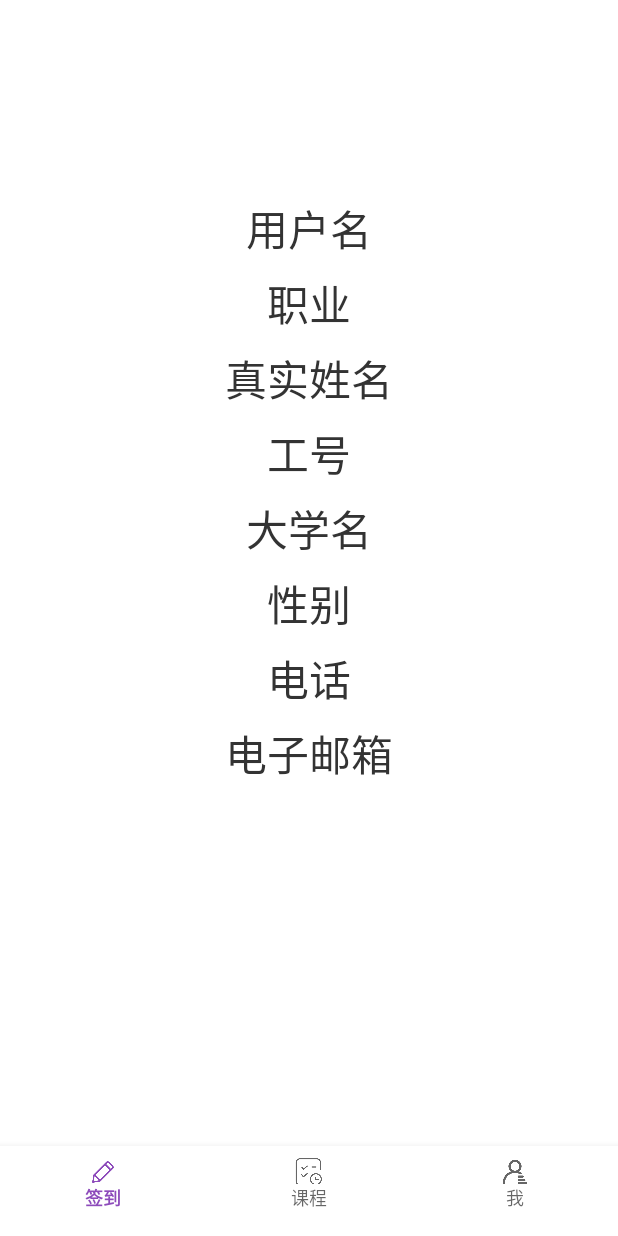
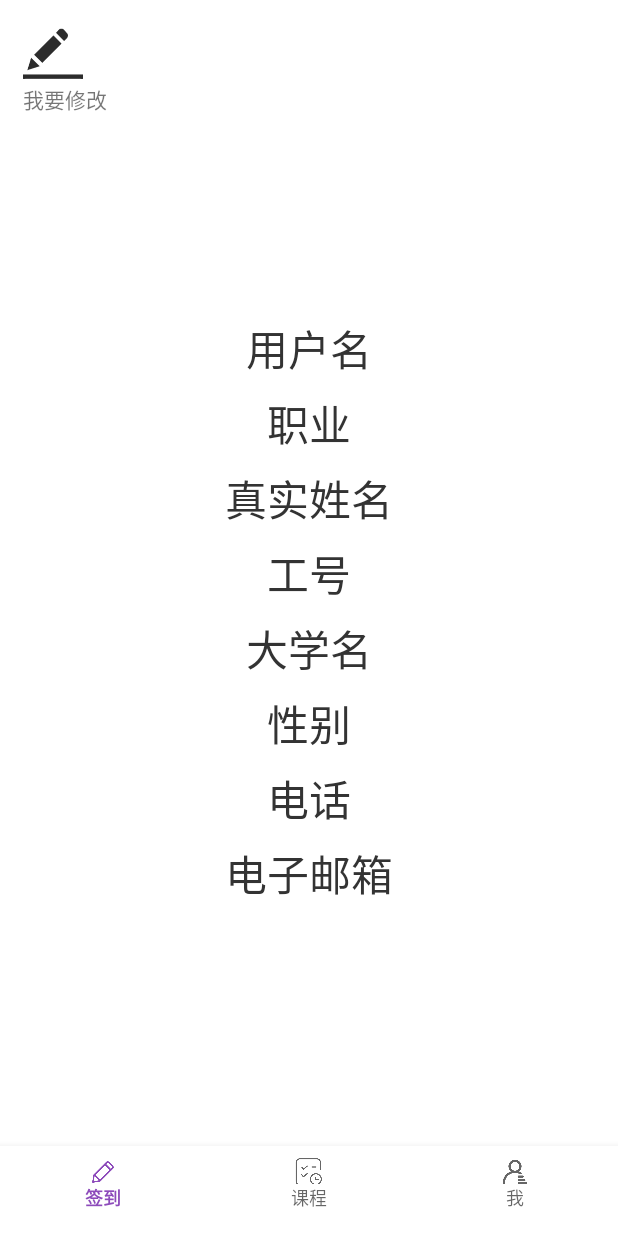
Before and after one commit to sushi11111/ClassroomCheck-inSystem, an Android app: the fragment InfoFragment placed in its activity, on a phone screen of 412 x 824 dp. Run offline under Robolectric (Android 15) with nearby library versions, the light colour scheme and no system bars; pictures from the network do not load; 2 statements that could not run were skipped.

Commit message:
个人信息修改1.0

```diff
--- a/app/src/main/res/layout/fragment_information.xml
+++ b/app/src/main/res/layout/fragment_information.xml
@@ -5,6 +5,26 @@
               android:orientation="vertical"
               android:gravity="center_horizontal"
               android:padding="15dp">
+
+    <LinearLayout
+        android:layout_width="match_parent"
+        android:layout_height="80dp"
+        android:orientation="vertical"
+        >
+
+        <ImageView
+            android:layout_width="40dp"
+            android:layout_height="40dp"
+            android:id="@+id/modify_info"
+            android:src="@drawable/modify"
+            />
+
+        <TextView
+            android:layout_width="60dp"
+            android:layout_height="20dp"
+            android:text="我要修改"/>
+
+    </LinearLayout>
 
     <ImageView
             android:id="@+id/avatar"
```
Also changed, not shown: app/src/main/java/com/example/aclass/InfoFragment.java (+153 -25 lines), app/src/main/res/drawable/modify.png (added).
